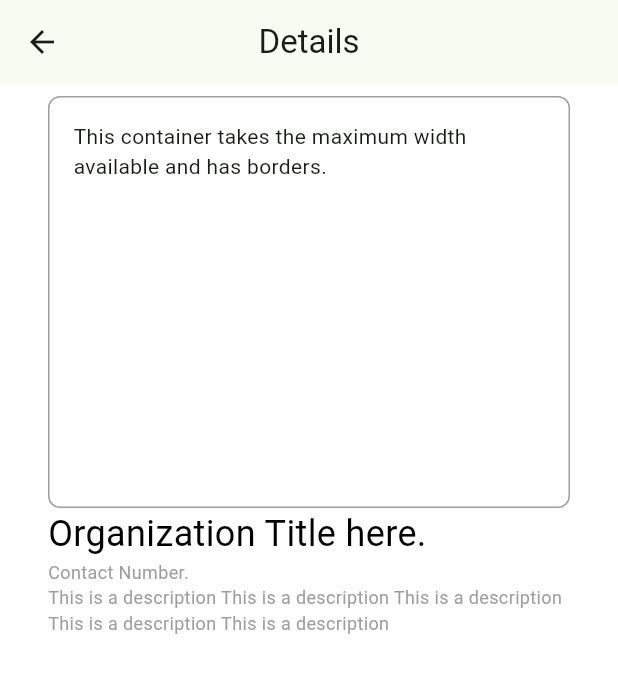
After one commit to amtw123456/Elbi-Donation-System-CMSC23-Project, a Flutter app: the screen it shows after launch, after a tap on "Go to Donation Details", on a phone screen of 412 x 824 dp. The commit adds this screen. Shown: the top 673 px of the screen. Run offline on Flutter 3.47's test engine with Material 3 defaults, Android fonts, the phone set to English and light mode, and no system bars.

Commit message:
feat: added user organization details page

```diff
--- a/elbi_donation_app/lib/main.dart
+++ b/elbi_donation_app/lib/main.dart
@@ -18,6 +18,6 @@ class MyApp extends StatelessWidget {
           colorScheme: ColorScheme.fromSeed(seedColor: Colors.green),
           useMaterial3: true,
         ),
-        home: const LandingPage());
+        home: const UserHomePage());
   }
 }
--- a/elbi_donation_app/lib/views/user_views/user_home_page.dart
+++ b/elbi_donation_app/lib/views/user_views/user_home_page.dart
@@ -1,17 +1,17 @@
 import 'package:flutter/material.dart';
+import 'package:elbi_donation_app/views/user_views/user_organization_donation_details_page.dart';
 
-class HomePage extends StatefulWidget {
-  const HomePage({super.key});
+class UserHomePage extends StatefulWidget {
+  const UserHomePage({super.key});
 
   @override
-  State<HomePage> createState() => _HomePageState();
+  State<UserHomePage> createState() => _UserHomePageState();
 }
 
-class _HomePageState extends State<HomePage> {
+class _UserHomePageState extends State<UserHomePage> {
   @override
   Widget build(BuildContext context) {
     final screenHeight = MediaQuery.of(context).size.height;
-
     return Scaffold(
       backgroundColor: Colors.white,
       appBar: AppBar(
@@ -70,9 +70,22 @@ class _HomePageState extends State<HomePage> {
                               fontSize: 16.0, // Adjust the font size as needed
                             ),
                           ),
-                          Text(
-                            "short description here. One or two sentences maybe",
-                          ),
+                          // Text(
+                          //   "short description here. One or two sentences maybe",
+                          // ),
+                          Center(
+                            child: ElevatedButton(
+                              onPressed: () {
+                                Navigator.of(context).push(
+                                  MaterialPageRoute(
+                                    builder: (context) =>
+                                        const OrganizationDonationDetailsPage(),
+                                  ),
+                                );
+                              },
+                              child: const Text("Go to Donation Details"),
+                            ),
+                          )
                         ],
                       ),
                     ),
--- /dev/null
+++ b/elbi_donation_app/lib/views/user_views/user_organization_donation_details_page.dart
@@ -0,0 +1,70 @@
+import 'package:flutter/material.dart';
+
+class OrganizationDonationDetailsPage extends StatefulWidget {
+  const OrganizationDonationDetailsPage({super.key});
+
+  @override
+  State<OrganizationDonationDetailsPage> createState() =>
+      _OrganizationDonationDetailsPageState();
+}
+
+class _OrganizationDonationDetailsPageState
+    extends State<OrganizationDonationDetailsPage> {
+  @override
+  Widget build(BuildContext context) {
+    final screenHeight = MediaQuery.of(context).size.height;
+    return Scaffold(
+      backgroundColor: Colors.white,
+      appBar: AppBar(
+        centerTitle: true, // Add this line to center the title
+        title: Text("Details"),
+      ),
+      body: Padding(
+        padding: const EdgeInsets.symmetric(
+            horizontal: 32.0,
+            vertical: 8.0), // Adjust the horizontal padding as needed
+        child: Column(
+          crossAxisAlignment: CrossAxisAlignment.start,
+          children: [
+            Container(
+              width: double.infinity,
+              height: screenHeight / 3,
+              padding: EdgeInsets.all(16.0),
+              decoration: BoxDecoration(
+                border: Border.all(
+                  color: Colors.grey,
+                  width: 1.0,
+                ),
+                borderRadius: BorderRadius.circular(8.0),
+              ),
+              child: Text(
+                "This container takes the maximum width available and has borders.",
+              ),
+            ),
+            Text(
+              "Organization Title here.",
+              style: TextStyle(
+                color: Colors.black,
+                fontSize: 24.0, // Adjust the font size as needed
+              ),
+            ),
+            Text(
+              "Contact Number.",
+              style: TextStyle(
+                color: Colors.grey,
+                fontSize: 12.0,
+              ),
+            ),
+            Text(
+              "This is a description This is a description This is a description This is a description This is a description",
+              style: TextStyle(
+                color: Colors.grey,
+                fontSize: 12.0,
+              ),
+            ),
+          ],
+        ),
+      ),
+    );
+  }
+}
```
Also changed, not shown: elbi_donation_app/lib/views/user_views/user_donate_details_page.dart (added), elbi_donation_app/lib/views/user_views/user_donate_goods_page.dart (added), elbi_donation_app/lib/views/user_views/user_donation_history_page.dart (added).
